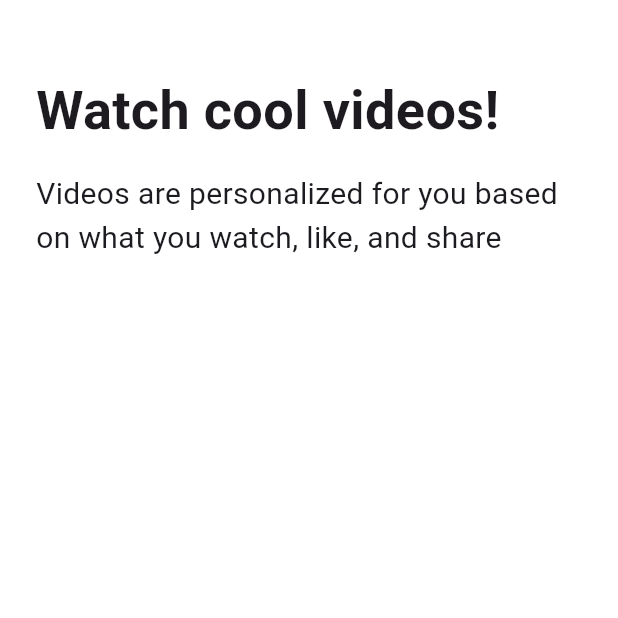
After one commit to hchannni/flutter_tiktok_clone, a Flutter app: the TutorialScreen screen opened directly, on a phone screen of 412 x 824 dp, the top half of it. The commit adds this screen. Run offline on Flutter 3.47's test engine with Material 3 defaults, Android fonts, the phone set to English and light mode, and no system bars; our stand-ins replace font_awesome_flutter.

Commit message:
Feat: tutorial_screen 구현 & 애니메이션 많이 배웠다

```diff
--- a/lib/features/onboarding/interests_screen.dart
+++ b/lib/features/onboarding/interests_screen.dart
@@ -2,6 +2,7 @@ import 'package:flutter/cupertino.dart';
 import 'package:flutter/material.dart';
 import 'package:flutter_tiktok_clone/constants/gaps.dart';
 import 'package:flutter_tiktok_clone/constants/sizes.dart';
+import 'package:flutter_tiktok_clone/features/onboarding/tutorial_screen.dart';
 import 'package:flutter_tiktok_clone/features/onboarding/widgets/interest_button.dart';
 
 const interests = [
@@ -67,6 +68,15 @@ class _InterestsScreenState extends State<InterestsScreen> {
         _showTitle = false;
       });
     }
+  }
+
+  void _onNextTap() {
+    Navigator.push(
+      context,
+      MaterialPageRoute(
+        builder: (context) => TutorialScreen(),
+      ),
+    );
   }
 
   @override
@@ -140,7 +150,7 @@ class _InterestsScreenState extends State<InterestsScreen> {
         color: Colors.white,
         child: CupertinoButton(
           color: Theme.of(context).primaryColor,
-          onPressed: () {},
+          onPressed: _onNextTap,
           child: Text(
             "Next",
             style: TextStyle(
--- /dev/null
+++ b/lib/features/onboarding/tutorial_screen.dart
@@ -0,0 +1,143 @@
+import 'package:flutter/cupertino.dart';
+import 'package:flutter/material.dart';
+import 'package:flutter_tiktok_clone/constants/gaps.dart';
+import 'package:flutter_tiktok_clone/constants/sizes.dart';
+
+/*
+Gaps.v48,
+Text(
+  "Watch cool videos!",
+  style: TextStyle(
+    fontSize: Sizes.size36,
+    fontWeight: FontWeight.bold,
+  ),
+),
+Gaps.v16,
+Text(
+  "Videos are personalized for you based on what you watch, like, and share",
+  style: TextStyle(
+    fontSize: Sizes.size20,
+  ),
+),
+*/
+
+class TutorialScreen extends StatefulWidget {
+  const TutorialScreen({super.key});
+
+  @override
+  State<TutorialScreen> createState() => _TutorialScreenState();
+}
+
+enum Direction { left, right }
+
+enum Page { first, second }
+
+class _TutorialScreenState extends State<TutorialScreen> {
+  Direction _direction = Direction.right;
+  Page _showingPage = Page.first;
+
+  void _onPanUpdate(DragUpdateDetails details) {
+    if (details.delta.dx > 0) {
+      // 0보다 크면, 오른쪽으로 가는 것이다.
+      setState(() {
+        _direction = Direction.right;
+      });
+    } else {
+      // 0보다 작으면, 왼쪽으로 가는 것이다.
+      setState(() {
+        _direction = Direction.left;
+      });
+    }
+  }
+
+  void _onPanEnd(DragEndDetails details) {
+    if (_direction == Direction.right) {
+      setState(() {
+        _showingPage = Page.second;
+      });
+    } else {
+      setState(() {
+        _showingPage = Page.first;
+      });
+    }
+  }
+
+  @override
+  Widget build(BuildContext context) {
+    return GestureDetector(
+      onPanUpdate: _onPanUpdate,
+      onPanEnd: _onPanEnd,
+      child: Scaffold(
+        body: Padding(
+          padding: EdgeInsets.symmetric(horizontal: Sizes.size24),
+          child: SafeArea(
+            child: AnimatedCrossFade(
+              firstChild: Column(
+                crossAxisAlignment: CrossAxisAlignment.start,
+                children: [
+                  Gaps.v48,
+                  Text(
+                    "Watch cool videos!",
+                    style: TextStyle(
+                      fontSize: Sizes.size36,
+                      fontWeight: FontWeight.bold,
+                    ),
+                  ),
+                  Gaps.v16,
+                  Text(
+                    "Videos are personalized for you based on what you watch, like, and share",
+                    style: TextStyle(
+                      fontSize: Sizes.size20,
+                    ),
+                  ),
+                ],
+              ),
+              secondChild: Column(
+                crossAxisAlignment: CrossAxisAlignment.start,
+                children: [
+                  Gaps.v48,
+                  Text(
+                    "Follow the rules!",
+                    style: TextStyle(
+                      fontSize: Sizes.size36,
+                      fontWeight: FontWeight.bold,
+                    ),
+                  ),
+                  Gaps.v16,
+                  Text(
+                    "Take care of one another, please.",
+                    style: TextStyle(
+                      fontSize: Sizes.size20,
+                    ),
+                  ),
+                ],
+              ),
+              crossFadeState: _showingPage == Page.first
+                  ? CrossFadeState.showFirst
+                  : CrossFadeState.showSecond,
+              duration: Duration(milliseconds: 300),
+            ),
+          ),
+        ),
+        bottomNavigationBar: BottomAppBar(
+          color: Colors.white,
+          child: AnimatedOpacity(
+            duration: Duration(milliseconds: 100),
+            opacity: _showingPage == Page.first ? 0 : 1,
+            child: CupertinoButton(
+              color: Theme.of(context).primaryColor,
+              child: Text(
+                'Enter the app!',
+                style: TextStyle(
+                  color: Colors.white,
+                  fontWeight: FontWeight.w600,
+                ),
+              ),
+              onPressed: () {},
+            ),
+          ),
+        ),
+      ),
+    );
+  }
+}
```
